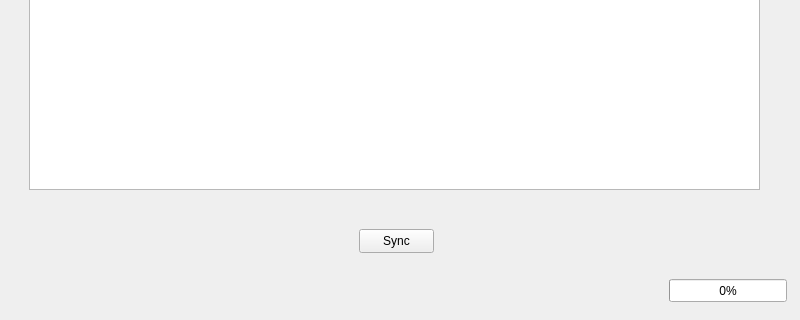
First picture: the form in resources/views/MainWindow.ui, repository tridnguyen97/sync-simplenote, before the edit; both pictures show x 0 to 800 and y 280 to 600 of the 800 by 600 pixel window.
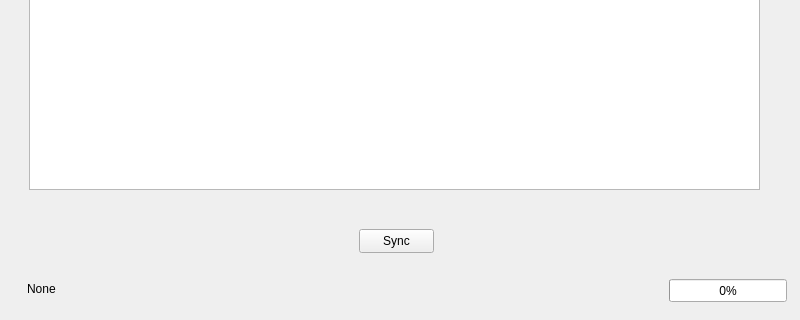
Second picture: the form after the edit. The open tabs and pages were chosen to show the change.

Commit message: add status line label

Diff of the .ui file:
```diff
--- a/resources/views/MainWindow.ui
+++ b/resources/views/MainWindow.ui
@@ -127,6 +127,19 @@
          <bool>true</bool>
         </property>
        </widget>
+       <widget class="QLabel" name="status_label">
+        <property name="geometry">
+         <rect>
+          <x>18</x>
+          <y>550</y>
+          <width>631</width>
+          <height>20</height>
+         </rect>
+        </property>
+        <property name="text">
+         <string>None</string>
+        </property>
+       </widget>
       </widget>
       <widget class="QWidget" name="page_3"/>
      </widget>
```
The commit also changes 5 other files.
